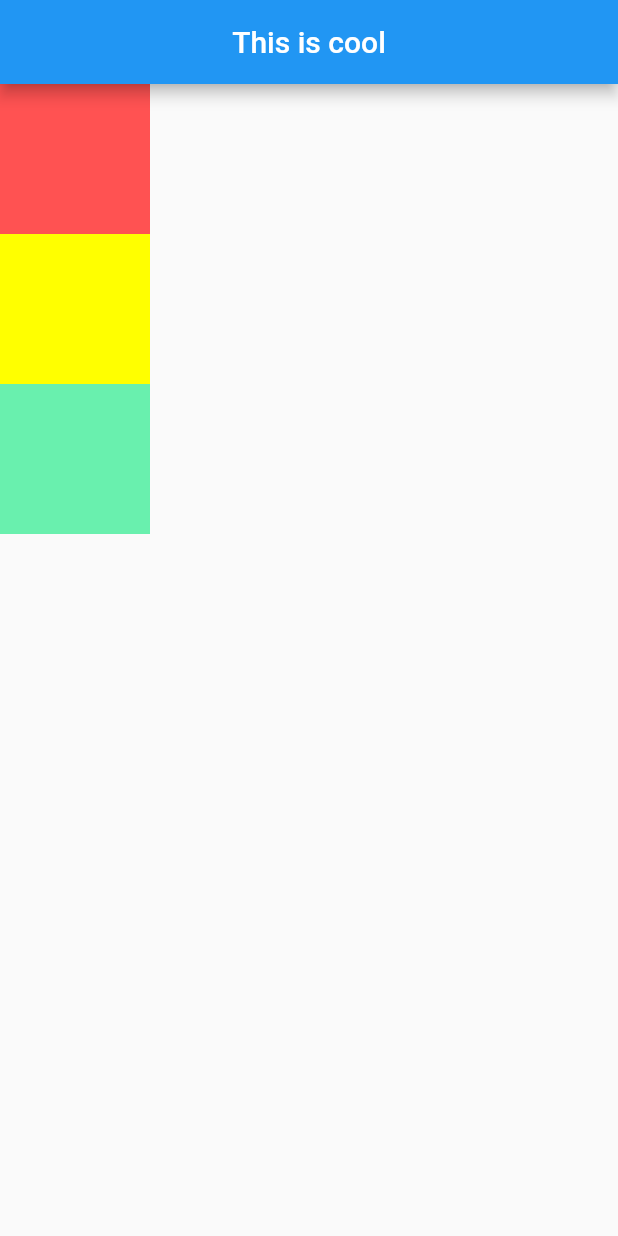
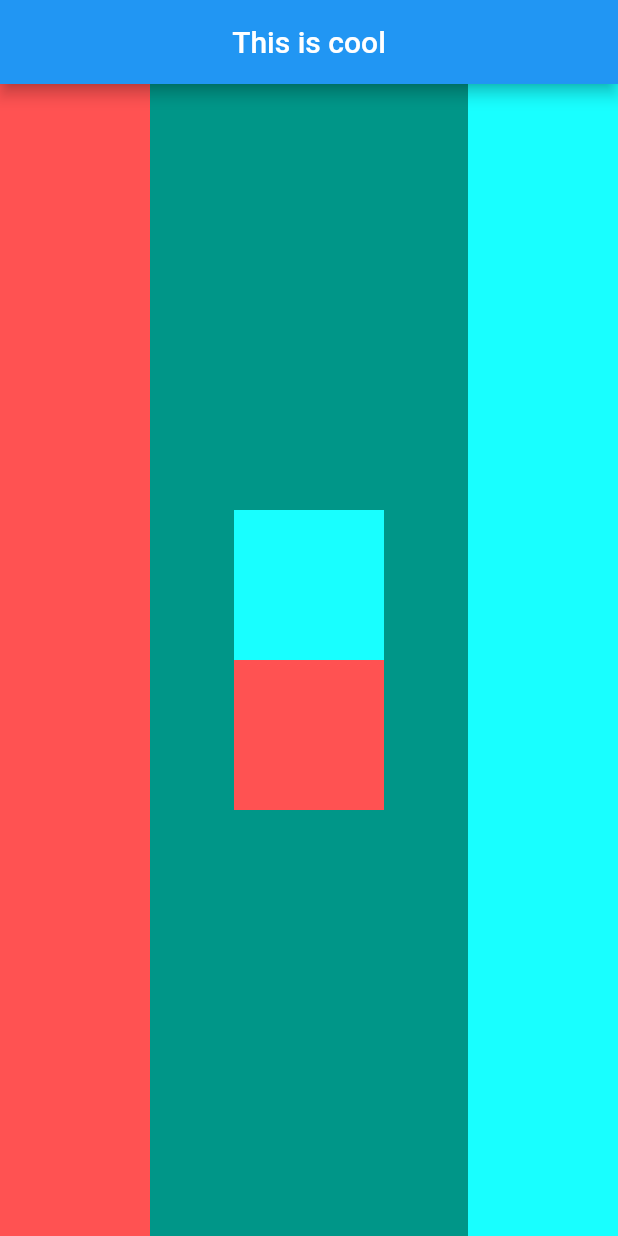
Before and after one commit to Lihaas/Flutter, a Flutter app: the screen it shows after launch, on a phone screen of 412 x 824 dp. Run offline on Flutter 3.47's test engine with Material 2 defaults, Android fonts, the phone set to English and light mode, and no system bars.

Commit message:
Layout ad

```diff
--- a/2.LayoutApp/layout/lib/main.dart
+++ b/2.LayoutApp/layout/lib/main.dart
@@ -1,5 +1,6 @@
 import 'package:flutter/cupertino.dart';
 import 'package:flutter/material.dart';
+import 'package:flutter/widgets.dart';
 
 void main() {
   runApp(myApp());
@@ -10,27 +11,42 @@ class myApp extends StatelessWidget {
   Widget build(BuildContext context) {
     return MaterialApp(
       home: Scaffold(
+        backgroundColor: Colors.teal,
         appBar: AppBar(
           title: Text("This is cool"),
           centerTitle: true,
         ),
         body: SafeArea(
-          child: Column(
+          child: Row(
             children: <Widget>[
               Container(
                 color: Colors.redAccent,
                 width: 100,
-                height: 100,
+                height: double.infinity,
+              ),
+              Expanded(
+                child: Center(
+                  child: Column(
+                    mainAxisAlignment: MainAxisAlignment.center,
+                    children: <Widget>[
+                      Container(
+                        color: Colors.cyanAccent,
+                        width: 100,
+                        height: 100,
+                      ),
+                      Container(
+                        color: Colors.redAccent,
+                        width: 100,
+                        height: 100,
+                      ),
+                    ],
+                  ),
+                ),
               ),
               Container(
-                color: Colors.yellowAccent,
+                color: Colors.cyanAccent,
                 width: 100,
-                height: 100,
-              ),
-              Container(
-                color: Colors.greenAccent,
-                width: 100,
-                height: 100,
+                height: double.infinity,
               )
             ],
           ),
```
